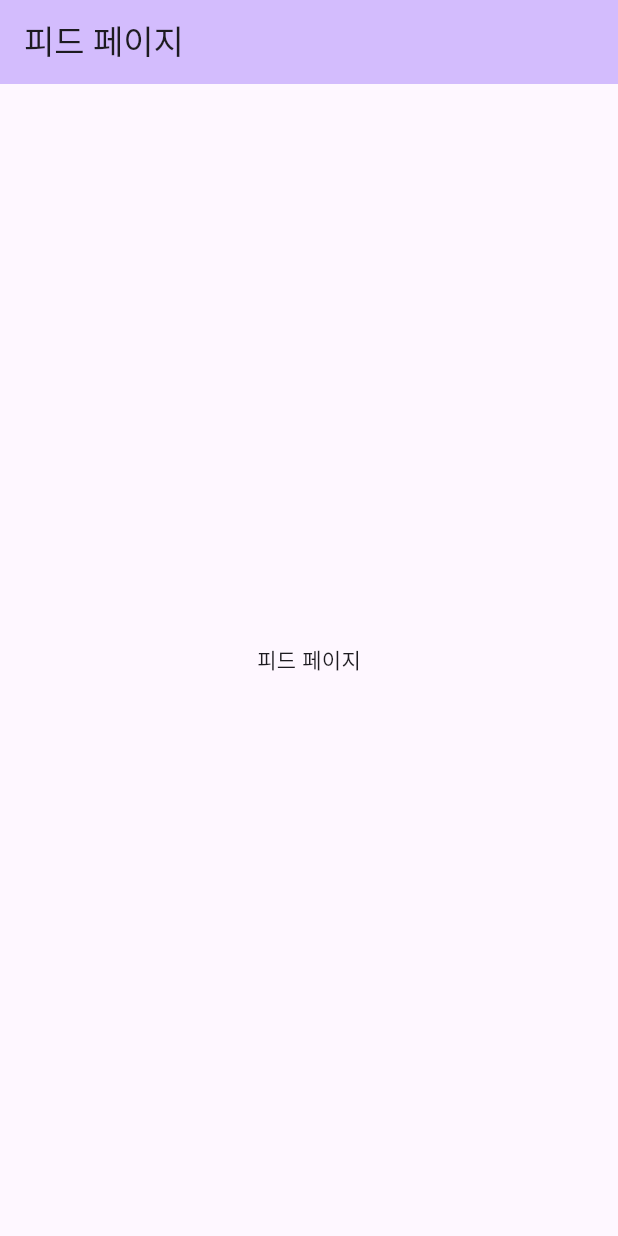
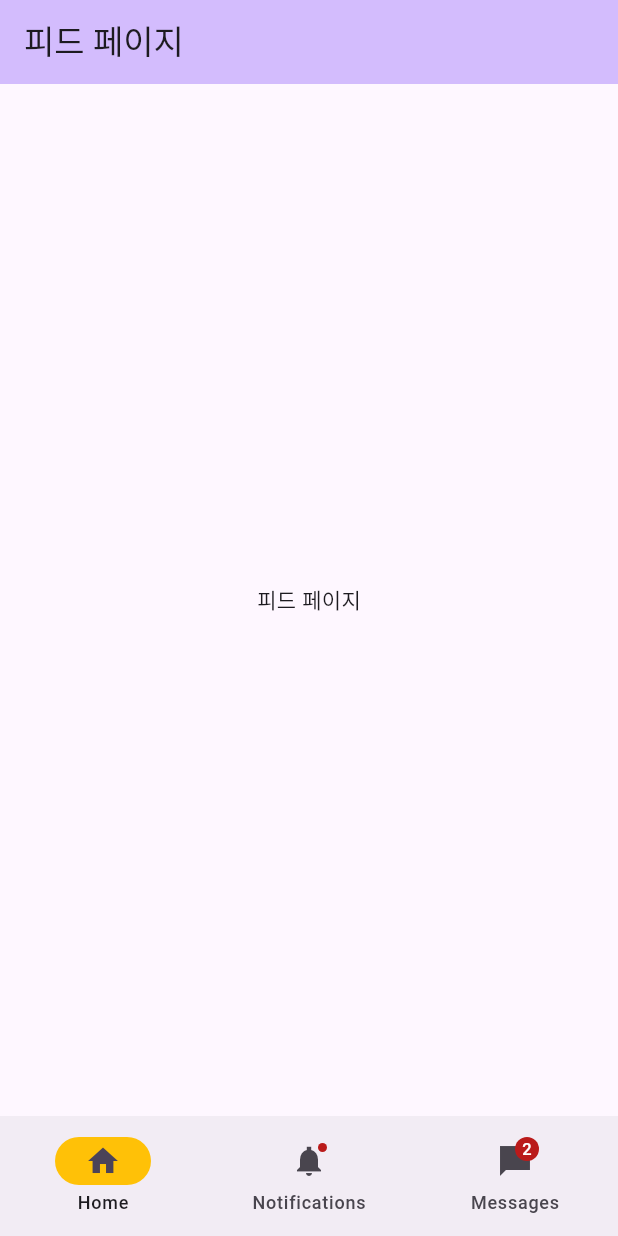
Before and after one commit to Eechul/my_guest_book_app, a Flutter app: the screen it shows after launch, on a phone screen of 412 x 824 dp. Run offline on Flutter 3.47's test engine with Material 3 defaults, Android fonts, the light colour scheme and no system bars.

Commit message:
하단 네비게이션 추가

```diff
--- a/lib/main.dart
+++ b/lib/main.dart
@@ -1,5 +1,6 @@
 import 'package:flutter/material.dart';
-import 'package:my_guest_book_app/page/feed.dart';
+import 'package:my_guest_book_app/page/feed/feed.dart';
+import 'package:my_guest_book_app/page/navigation/navigation.dart';
 
 void main() {
   runApp(const MyApp());
@@ -11,15 +12,15 @@ class MyApp extends StatelessWidget {
   @override
   Widget build(BuildContext context) {
     return MaterialApp(
-      title: '플러터 데모',
       theme: ThemeData(
         colorScheme: ColorScheme.fromSeed(seedColor: Colors.deepPurple),
         useMaterial3: true,
       ),
-      home: const FeedPage(),
+      home: const NavigationPage()
     );
   }
 }
+
 //
 // class MainPage extends StatefulWidget {
 //   const MainPage({super.key, required this.title});
--- /dev/null
+++ b/lib/page/navigation/navigation.dart
@@ -0,0 +1,116 @@
+import 'package:flutter/material.dart';
+
+import '../feed/feed.dart';
+
+class NavigationPage extends StatefulWidget {
+  const NavigationPage({super.key});
+
+  @override
+  State<NavigationPage> createState() => _NavigationPageState();
+}
+
+class _NavigationPageState extends State<NavigationPage> {
+  int currentPageIndex = 0;
+
+  @override
+  Widget build(BuildContext context) {
+    final ThemeData theme = Theme.of(context);
+    return Scaffold(
+      bottomNavigationBar: NavigationBar(
+        onDestinationSelected: (int index) {
+          setState(() {
+            currentPageIndex = index;
+          });
+        },
+        indicatorColor: Colors.amber,
+        selectedIndex: currentPageIndex,
+        destinations: const <Widget>[
+          NavigationDestination(
+            selectedIcon: Icon(Icons.home),
+            icon: Icon(Icons.home_outlined),
+            label: 'Home',
+          ),
+          NavigationDestination(
+            icon: Badge(child: Icon(Icons.notifications_sharp)),
+            label: 'Notifications',
+          ),
+          NavigationDestination(
+            icon: Badge(
+              label: Text('2'),
+              child: Icon(Icons.messenger_sharp),
+            ),
+            label: 'Messages',
+          ),
+        ],
+      ),
+      body: <Widget>[
+        /// Feed page
+        const FeedPage(),
+        /// Notifications page
+        const Padding(
+          padding: EdgeInsets.all(8.0),
+          child: Column(
+            children: <Widget>[
+              Card(
+                child: ListTile(
+                  leading: Icon(Icons.notifications_sharp),
+                  title: Text('Notification 1'),
+                  subtitle: Text('This is a notification'),
+                ),
+              ),
+              Card(
+                child: ListTile(
+                  leading: Icon(Icons.notifications_sharp),
+                  title: Text('Notification 2'),
+                  subtitle: Text('This is a notification'),
+                ),
+              ),
+            ],
+          ),
+        ),
+
+        /// Messages page
+        ListView.builder(
+          reverse: true,
+          itemCount: 2,
+          itemBuilder: (BuildContext context, int index) {
+            if (index == 0) {
+              return Align(
+                alignment: Alignment.centerRight,
+                child: Container(
+                  margin: const EdgeInsets.all(8.0),
+                  padding: const EdgeInsets.all(8.0),
+                  decoration: BoxDecoration(
+                    color: theme.colorScheme.primary,
+                    borderRadius: BorderRadius.circular(8.0),
+                  ),
+                  child: Text(
+                    'Hello',
+                    style: theme.textTheme.bodyLarge!
+                        .copyWith(color: theme.colorScheme.onPrimary),
+                  ),
+                ),
+              );
+            }
+            return Align(
+              alignment: Alignment.centerLeft,
+              child: Container(
+                margin: const EdgeInsets.all(8.0),
+                padding: const EdgeInsets.all(8.0),
+                decoration: BoxDecoration(
+                  color: theme.colorScheme.primary,
+                  borderRadius: BorderRadius.circular(8.0),
+                ),
+                child: Text(
+                  'Hi!',
+                  style: theme.textTheme.bodyLarge!
+                      .copyWith(color: theme.colorScheme.onPrimary),
+                ),
+              ),
+            );
+          },
+        ),
+      ][currentPageIndex],
+    );
+  }
+}
```
Also changed, not shown: lib/page/feed/feed.dart (renamed from lib/page/feed.dart).
